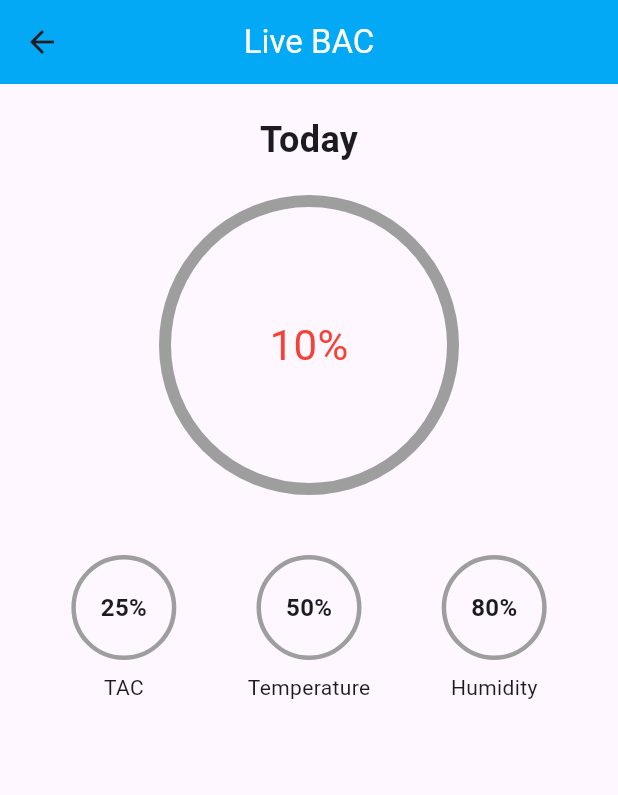
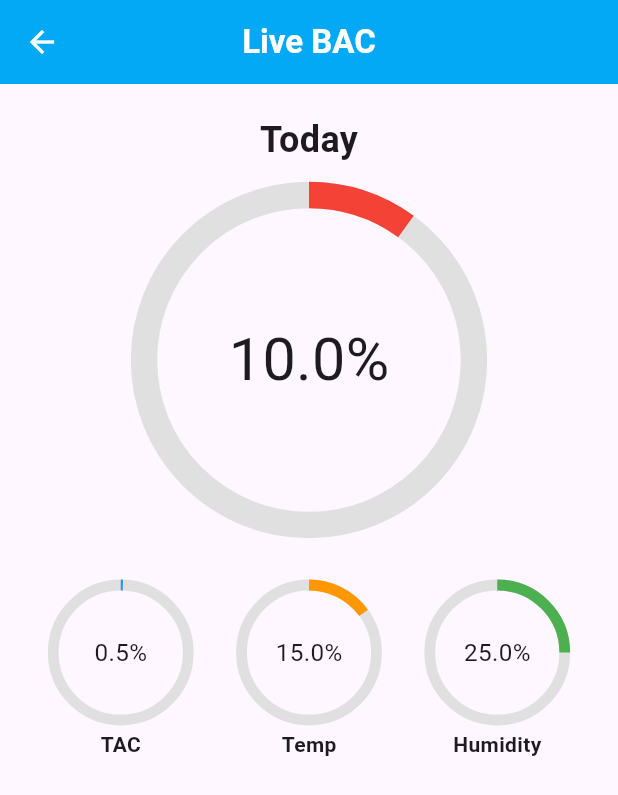
Before and after one commit to jrkings12/esp32_ble_app, a Flutter app: the screen it shows after launch, after a tap on "Live BAC", on a phone screen of 412 x 824 dp. Shown: the top 795 px of the screen. Run offline on Flutter 3.47's test engine with Material 3 defaults, Android fonts, the phone set to English and light mode, and no system bars; our stand-ins replace shared_preferences.

Commit message:
Updated screens

```diff
--- a/esp32_ble_app/lib/screens/live_bac_screen.dart
+++ b/esp32_ble_app/lib/screens/live_bac_screen.dart
@@ -1,7 +1,18 @@
 import 'package:flutter/material.dart';
+import 'dart:math';
 
-class LiveBACScreen extends StatelessWidget {
+class LiveBACScreen extends StatefulWidget {
   const LiveBACScreen({super.key});
+
+  @override
+  State<LiveBACScreen> createState() => _LiveBACScreenState();
+}
+
+class _LiveBACScreenState extends State<LiveBACScreen> {
+  double bac = 0.10;       // Replace with actual ESP32 data
+  double tac = 0.005;
+  double temp = 0.15;
+  double humidity = 0.25;
 
   @override
   Widget build(BuildContext context) {
@@ -9,10 +20,9 @@ class LiveBACScreen extends StatelessWidget {
       appBar: AppBar(
         backgroundColor: Colors.lightBlue,
         centerTitle: true,
-        title: const Text(
-          "Live BAC",
-          style: TextStyle(color: Colors.white),
-        ),
+        title: const Text("Live BAC", style: TextStyle(color: Colors.white, fontWeight: FontWeight.bold), ),
+        iconTheme: const IconThemeData(color: Colors.white),
+
       ),
 
       body: Column(
@@ -25,33 +35,41 @@ class LiveBACScreen extends StatelessWidget {
 
           const SizedBox(height: 20),
 
-          // BAC Circle Gauge
-          Center(
-            child: Container(
-              width: 200,
-              height: 200,
-              decoration: BoxDecoration(
-                shape: BoxShape.circle,
-                border: Border.all(color: Colors.grey, width: 8),
-              ),
-              child: const Center(
-                child: Text(
-                  "10%",
-                  style: TextStyle(fontSize: 28, color: Colors.red),
-                ),
-              ),
-            ),
+          // Main BAC Gauge
+          AnimatedPercentageCircle(
+            percent: bac,
+            size: 220,
+            color: Colors.red,
+            label: "${(bac * 100).toStringAsFixed(1)}%",
           ),
 
           const SizedBox(height: 40),
 
-          // Stats Row
+          // Mini Gauges
           Row(
             mainAxisAlignment: MainAxisAlignment.spaceEvenly,
-            children: const [
-              StatCircle(label: "TAC", value: "25%"),
-              StatCircle(label: "Temperature", value: "50%"),
-              StatCircle(label: "Humidity", value: "80%"),
+            children: [
+              AnimatedPercentageCircle(
+                percent: tac,
+                size: 90,
+                color: Colors.blue,
+                label: "${(tac * 100).toStringAsFixed(1)}%",
+                subtitle: "TAC",
+              ),
+              AnimatedPercentageCircle(
+                percent: temp,
+                size: 90,
+                color: Colors.orange,
+                label: "${(temp * 100).toStringAsFixed(1)}%",
+                subtitle: "Temp",
+              ),
+              AnimatedPercentageCircle(
+                percent: humidity,
+                size: 90,
+                color: Colors.green,
+                label: "${(humidity * 100).toStringAsFixed(1)}%",
+                subtitle: "Humidity",
+              ),
             ],
           )
         ],
@@ -60,36 +78,61 @@ class LiveBACScreen extends StatelessWidget {
   }
 }
 
-class StatCircle extends StatelessWidget {
+
+// ----------------------------
+// Animated Circular Gauge
+// ----------------------------
+
+class AnimatedPercentageCircle extends StatelessWidget {
+  final double percent;
+  final double size;
+  final Color color;
   final String label;
-  final String value;
+  final String? subtitle;
 
-  const StatCircle({
+  const AnimatedPercentageCircle({
     super.key,
+    required this.percent,
+    required this.size,
+    required this.color,
     required this.label,
-    required this.value,
+    this.subtitle,
   });
 
   @override
   Widget build(BuildContext context) {
     return Column(
       children: [
-        Container(
-          width: 70,
-          height: 70,
-          decoration: BoxDecoration(
-            shape: BoxShape.circle,
-            border: Border.all(color: Colors.grey, width: 3),
-          ),
-          child: Center(
-            child: Text(
-              value,
-              style: const TextStyle(fontSize: 16, fontWeight: FontWeight.bold),
-            ),
-          ),
+        TweenAnimationBuilder<double>(
+          tween: Tween<double>(begin: 0, end: percent),
+          duration: const Duration(seconds: 1),
+          builder: (context, value, child) {
+            return SizedBox(
+              width: size,
+              height: size,
+              child: Stack(
+                alignment: Alignment.center,
+                children: [
+                  SizedBox(
+                    width: size,
+                    height: size,
+                    child: CircularProgressIndicator(
+                      value: value,
+                      strokeWidth: size * 0.08,
+                      color: color,
+                      backgroundColor: Colors.grey.shade300,
+                    ),
+                  ),
+                  Text(label, style: TextStyle(fontSize: size * 0.18)),
+                ],
+              ),
+            );
+          },
         ),
-        const SizedBox(height: 8),
-        Text(label),
+        if (subtitle != null) ...[
+          const SizedBox(height: 6),
+          Text(subtitle!, style: const TextStyle(fontWeight: FontWeight.bold)),
+        ]
       ],
     );
   }
--- a/esp32_ble_app/lib/screens/splash_screen.dart
+++ b/esp32_ble_app/lib/screens/splash_screen.dart
@@ -16,12 +16,12 @@ class _SplashScreenState extends State<SplashScreen> {
     startTime();
   }
 
-  startTime() async {
-    var duration = const Duration(seconds: 3);
+  Future<Timer> startTime() async {
+    var duration = const Duration(seconds: 6);
     return Timer(duration, navigateToDeviceScreen);
   }
 
-  navigateToDeviceScreen() {
+  void navigateToDeviceScreen() {
     Navigator.pushReplacement(
       context,
       MaterialPageRoute(builder: (context) => const SelectScreen2()),
@@ -54,6 +54,17 @@ class _SplashScreenState extends State<SplashScreen> {
                 fontWeight: FontWeight.bold,
               ),
             ),
+
+            const Text(
+              "(Blood Ancohol Concentration)",
+              style: TextStyle(
+                color: Colors.white,
+                fontSize: 12,
+                fontWeight: FontWeight.bold,
+              ),
+            ),
+
+
           ],
         ),
       ),
--- a/esp32_ble_app/pubspec.yaml
+++ b/esp32_ble_app/pubspec.yaml
@@ -34,6 +34,7 @@ dependencies:
   # The following adds the Cupertino Icons font to your application.
   # Use with the CupertinoIcons class for iOS style icons.
   cupertino_icons: ^1.0.8
+  shared_preferences: ^2.2.0
 
 dev_dependencies:
   flutter_test:
```
Also changed, not shown: esp32_ble_app/lib/screens/history_screen.dart (+90 -31 lines), esp32_ble_app/pubspec.lock, 1 other file.
